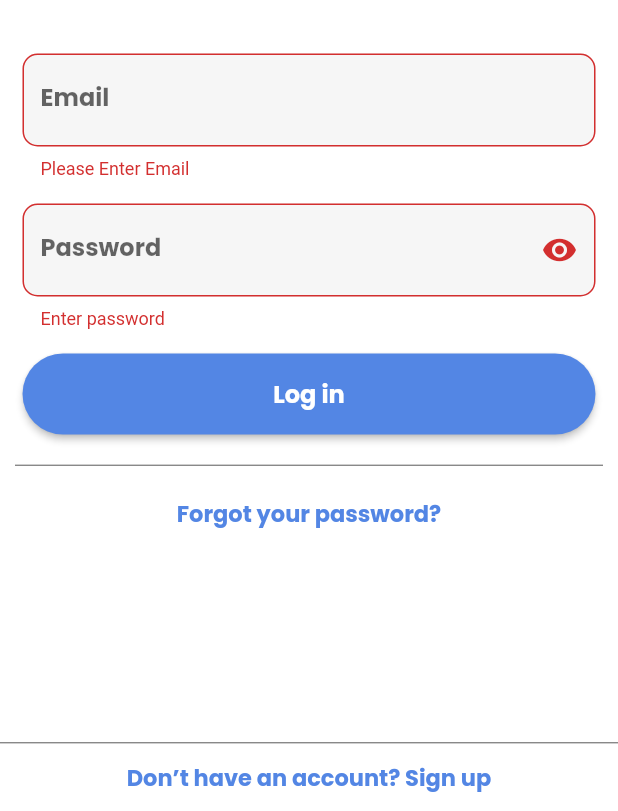
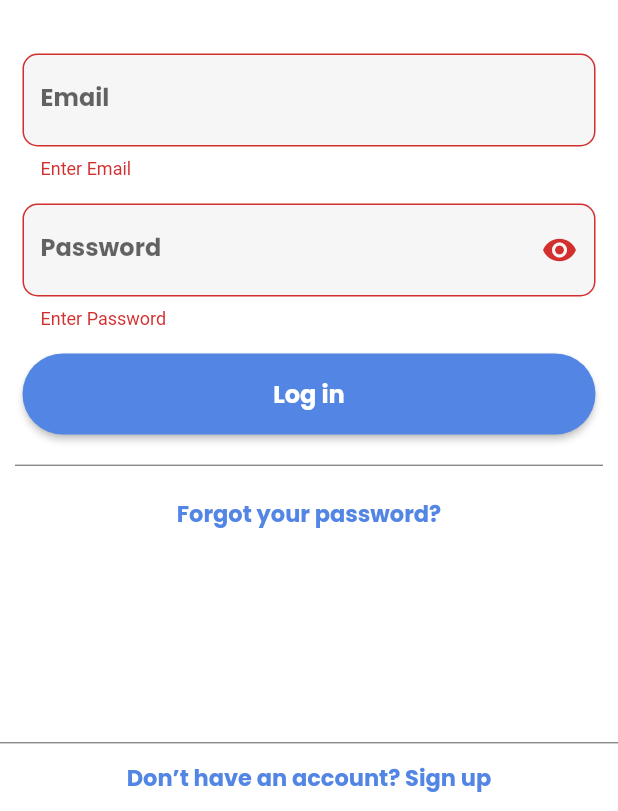
Before and after one commit to Saishrey/wE-Panchayat, a Flutter app: the screen it shows after launch, after a tap on "Log in", on a phone screen of 412 x 824 dp, the part 425-1236 px from its top. Run offline on Flutter 3.47's test engine with Material 2 defaults, Android fonts, the phone set to English and light mode, and no system bars; missing offline and left inert: dob_input_field.

```diff
--- a/lib/auth/login.dart
+++ b/lib/auth/login.dart
@@ -14,6 +14,10 @@ class Login extends StatefulWidget {
 class _LoginState extends State<Login> {
   bool _obscureText = true;
   final _formKey = GlobalKey<FormState>();
+
+  String? _password;
+  String? _email;
+
 
   TextEditingController emailController = TextEditingController();
   TextEditingController passwordController = TextEditingController();
@@ -86,12 +90,14 @@ class _LoginState extends State<Login> {
                                 TextFormField(
                                   validator: (value) {
                                     if (value!.isEmpty) {
-                                      return "Please Enter Email";
+                                      return "Enter Email";
                                     } else if (!RegExp(
                                             r"^[a-zA-Z0-9.]+@[a-zA-Z0-9]+\.[a-zA-Z]+")
                                         .hasMatch(value)) {
                                       return "Please Enter a Valid Email";
                                     }
+                                    _email = value;
+                                    print("Email = $_email");
                                     return null;
                                   },
                                   style: TextStyle(
@@ -126,8 +132,12 @@ class _LoginState extends State<Login> {
                                 TextFormField(
                                   validator: (value) {
                                     if (value!.isEmpty) {
-                                      return "Enter password ";
+                                      return "Enter Password   ";
+                                    } else if (!isPasswordValid(value)) {
+                                      return "Invalid Email or Password";
                                     }
+                                    _password = value;
+                                    print("Password = $_password");
                                     return null;
                                   },
                                   style: TextStyle(
@@ -175,11 +185,12 @@ class _LoginState extends State<Login> {
                                 ElevatedButton(
                                   onPressed: () {
                                     if (_formKey.currentState!.validate()) {
-                                      Navigator.push(
-                                        context,
-                                        MaterialPageRoute(
-                                            builder: (context) => SignUp()),
-                                      );
+                                      // Navigator.push(
+                                      //   context,
+                                      //   MaterialPageRoute(
+                                      //       builder: (context) => SignUp()),
+                                      // );
+                                      print("Navigate to Homepage.");
                                     }
                                   },
                                   child: Text("Log in",
@@ -283,4 +294,34 @@ class _LoginState extends State<Login> {
       ),
     );
   }
+
+  bool isPasswordValid(String password) {
+    // Check if password is at least 8 characters long
+    if (password.length < 8) {
+      return false;
+    }
+
+    // Check if password contains at least one uppercase letter
+    if (password.toLowerCase() == password) {
+      return false;
+    }
+
+    // Check if password contains at least one lowercase letter
+    if (password.toUpperCase() == password) {
+      return false;
+    }
+
+    // Check if password contains at least one number
+    if (!password.contains(new RegExp(r'[0-9]'))) {
+      return false;
+    }
+
+    // Check if password contains at least one special character
+    if (!password.contains(new RegExp(r'[!@#$%^&*(),.?":{}|<>]'))) {
+      return false;
+    }
+
+    // If all checks pass, the password is valid
+    return true;
+  }
 }
```
Also changed, not shown: lib/auth/signup.dart (+6 -5 lines).
